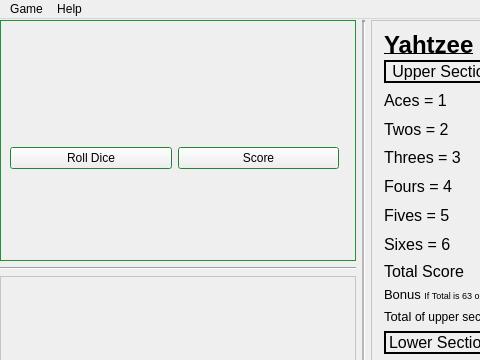
Qt form FinalProject/Yahtzee/gamewindow.ui (kiloecho78/CS4865) before a commit; both pictures show x 0 to 480 and y 0 to 360 of the 743 by 688 pixel window.
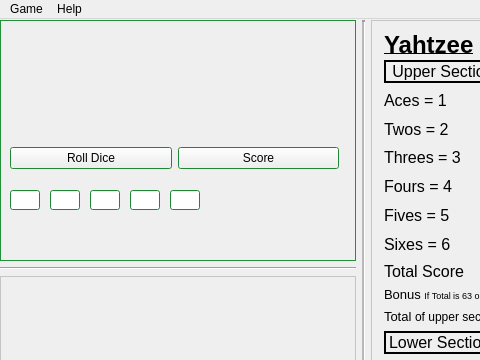
The same form after that commit. Icons and pictures are not drawn. Custom widgets are drawn as their Qt base class.

Commit message: Built text dice for testing. Built RNG for rolling dice. Corrected issues with spinboxes.  Added sorting for dice values.

What changed in the file:
```diff
--- a/FinalProject/Yahtzee/gamewindow.ui
+++ b/FinalProject/Yahtzee/gamewindow.ui
@@ -299,6 +299,56 @@
            </item>
           </layout>
          </widget>
+         <widget class="QLineEdit" name="dice1">
+          <property name="geometry">
+           <rect>
+            <x>10</x>
+            <y>170</y>
+            <width>30</width>
+            <height>20</height>
+           </rect>
+          </property>
+         </widget>
+         <widget class="QLineEdit" name="dice2">
+          <property name="geometry">
+           <rect>
+            <x>50</x>
+            <y>170</y>
+            <width>30</width>
+            <height>20</height>
+           </rect>
+          </property>
+         </widget>
+         <widget class="QLineEdit" name="dice3">
+          <property name="geometry">
+           <rect>
+            <x>90</x>
+            <y>170</y>
+            <width>30</width>
+            <height>20</height>
+           </rect>
+          </property>
+         </widget>
+         <widget class="QLineEdit" name="dice4">
+          <property name="geometry">
+           <rect>
+            <x>130</x>
+            <y>170</y>
+            <width>30</width>
+            <height>20</height>
+           </rect>
+          </property>
+         </widget>
+         <widget class="QLineEdit" name="dice5">
+          <property name="geometry">
+           <rect>
+            <x>170</x>
+            <y>170</y>
+            <width>30</width>
+            <height>20</height>
+           </rect>
+          </property>
+         </widget>
         </widget>
        </item>
        <item>
```
Left out of the diff: 36 changed lines with no effect on the pictures. The commit also changes 4 other files.
